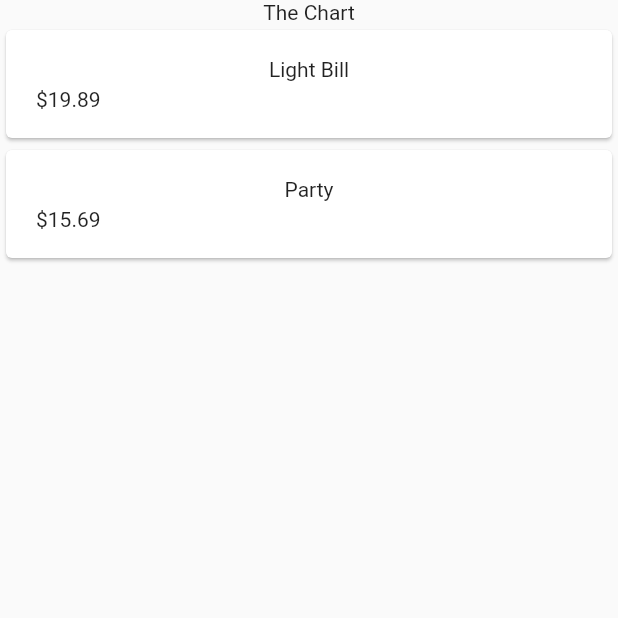
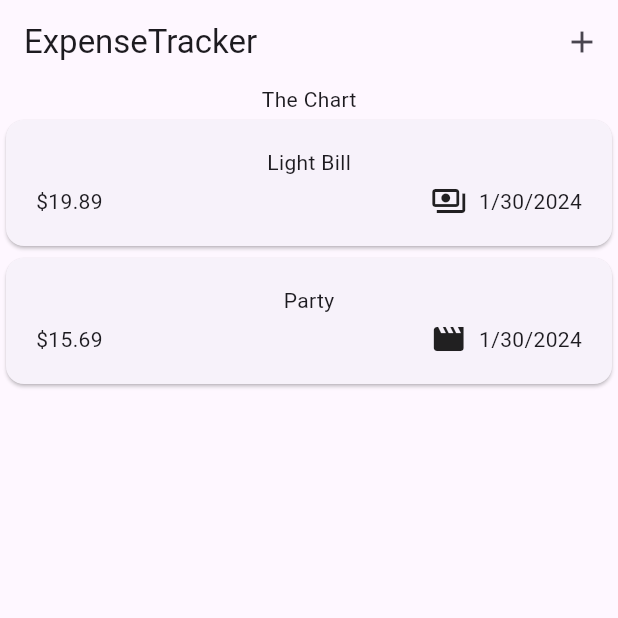
Before and after one commit to PrinceKae/expense_tracker, a Flutter app: the Expenses screen opened directly, on a phone screen of 412 x 824 dp, the top half of it. Run offline on Flutter 3.47's test engine with Material 2 defaults, Android fonts, the phone set to English and light mode, and no system bars.

Commit message:
Worked on the list view of the expense_item.dart, also for the icons, date and list.

```diff
--- a/lib/models/expense.dart
+++ b/lib/models/expense.dart
@@ -1,10 +1,25 @@
 import 'package:uuid/uuid.dart';
+import 'package:flutter/material.dart';
+import 'package:intl/intl.dart';
 
-import 'package:expense_tracker/widgets/expenses.dart';
+final formatter = DateFormat.yMd();
+
+
 
 const uuid = Uuid();
 
 enum Category {work, food, leisure, travel, bills,}
+
+const categoryIcons = {
+  Category.food: Icons.dining_outlined,
+  Category.bills: Icons.payments_outlined,
+  Category.work: Icons.work,
+  Category.travel: Icons.flight_takeoff,
+  Category.leisure: Icons.movie,
+
+
+
+};
 
 class Expense{
   Expense({
@@ -21,4 +36,8 @@ class Expense{
   final double amount;
   final DateTime date;
   final Category category;
+
+  String get formattedDate {
+    return formatter.format(date);
+  }
 }
--- a/lib/widgets/expense_item.dart
+++ b/lib/widgets/expense_item.dart
@@ -18,8 +18,13 @@ class ExpenseItem extends StatelessWidget {
              children: [
                Text('\$${expense.amount.toStringAsFixed(2)}'),
              const Spacer(),
-               Row(
-               )
+                Row(
+                 children: [
+                   Icon(categoryIcons[expense.category]),
+                 const  SizedBox(width: 8,),
+                   Text(expense.formattedDate),
+                 ],
+               ),
              ],
            )
          ],
--- a/lib/widgets/expenses.dart
+++ b/lib/widgets/expenses.dart
@@ -1,6 +1,8 @@
 import 'package:expense_tracker/widgets/expense_list.dart';
 import 'package:flutter/material.dart';
 import 'package:expense_tracker/models/expense.dart';
+import 'package:expense_tracker/widgets/new_expense.dart';
+
 
 class Expenses extends StatefulWidget {
   const Expenses({Key? key}) : super(key: key);
@@ -26,16 +28,35 @@ class _ExpensesState extends State<Expenses> {
     ),
 
   ];
+
+  void _openAddExpenseOverlay(){
+    showModalBottomSheet(
+      context: context,
+      builder: (ctx) => const NewExpense(),
+    );
+  }
+
   @override
   Widget build(BuildContext context) {
-    return  Scaffold(
+    return Scaffold(
+      appBar: AppBar(
+        title: const Text('ExpenseTracker'),
+        actions: [
+          IconButton(
+            onPressed: _openAddExpenseOverlay,
+            icon: const Icon(Icons.add),
+          ),
+        ],
+        //foregroundColor: Colors.black54,
+        //backgroundColor: Colors.cyanAccent,
+      ),
       body: Column( children: [
       const  Text('The Chart'),
      Expanded(
        child:
          ExpenseList(expenses: _registeredExpenses),
      ),
-      ],),
+             ],),
     );
   }
 }
--- a/pubspec.yaml
+++ b/pubspec.yaml
@@ -36,6 +36,7 @@ dependencies:
   # Use with the CupertinoIcons class for iOS style icons.
   cupertino_icons: ^1.0.2
   uuid: ^4.2.2
+  intl: ^0.19.0
 
 dev_dependencies:
   flutter_test:
```
Also changed, not shown: lib/main.dart (+4 -3 lines), lib/widgets/new_expense.dart (added, +87 -0 lines), pubspec.lock.
